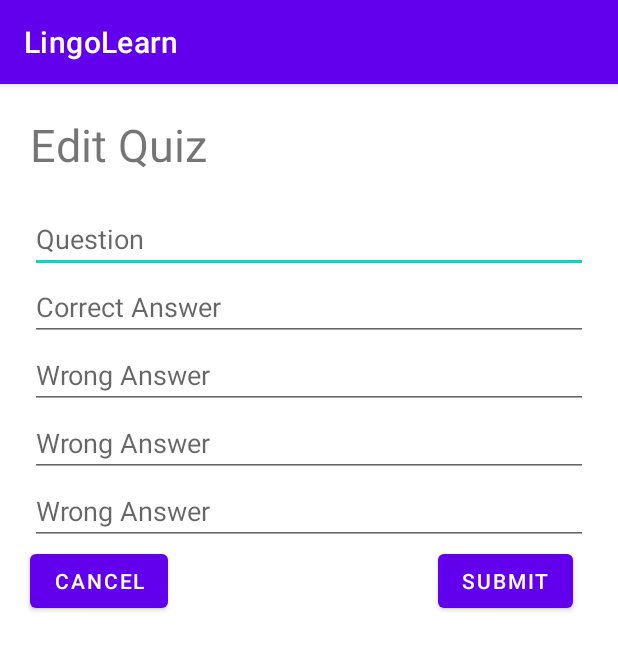
After one commit to kwteh/LingoLearn, an Android app: the QuizEditActivity screen opened directly, with no data from a screen before it, on a phone screen of 412 x 824 dp. The commit adds this screen. Shown: the top 650 px of the screen. Run offline under Robolectric (Android 15) with nearby library versions, the phone set to English and light mode, and no system bars; our stand-ins replace Firebase (no records; nobody signed in at launch, a user with empty details on screens opened directly).

Commit message:
6th Commit

```diff
--- a/app/src/main/AndroidManifest.xml
+++ b/app/src/main/AndroidManifest.xml
@@ -12,6 +12,12 @@
         android:supportsRtl="true"
         android:theme="@style/Theme.LingoLearn"
         tools:targetApi="31">
+        <activity
+            android:name=".ui.admin.quiz.QuizEditActivity"
+            android:exported="false" />
+        <activity
+            android:name=".ui.admin.quiz.QuizAddActivity"
+            android:exported="false" />
         <activity
             android:name=".ui.login.ForgotPasswordActivity"
             android:exported="false" />
--- a/app/src/main/java/com/example/lingolearn/MainActivity.kt
+++ b/app/src/main/java/com/example/lingolearn/MainActivity.kt
@@ -49,7 +49,6 @@ class MainActivity : AppCompatActivity() {
         val navView: NavigationView = binding.navView
         val headerView = navView.getHeaderView(0)
 
-        // Username and Email for NavigationDrawerHeader
         val headerUsernameTxt: TextView = headerView.findViewById(R.id.headerUsername)
         val headerEmailText: TextView = headerView.findViewById(R.id.headerEmail)
         val currUserUid = auth.currentUser!!.uid.toString()
@@ -69,7 +68,7 @@ class MainActivity : AppCompatActivity() {
         // Passing each menu ID as a set of Ids because each menu should be considered as top level destinations.
         appBarConfiguration = AppBarConfiguration(
             setOf(
-                R.id.nav_home, R.id.nav_account, R.id.nav_quiz, R.id.nav_aboutus
+                R.id.nav_home, R.id.nav_account, R.id.nav_quiz, R.id.nav_aboutus, R.id.nav_quiz_management
             ), drawerLayout
         )
         setupActionBarWithNavController(navController, appBarConfiguration)
--- /dev/null
+++ b/app/src/main/java/com/example/lingolearn/ui/admin/quiz/QuizEditActivity.kt
@@ -0,0 +1,72 @@
+package com.example.lingolearn.ui.admin.quiz
+
+import androidx.appcompat.app.AppCompatActivity
+import android.os.Bundle
+import android.util.Log
+import android.widget.Toast
+import com.example.lingolearn.R
+import com.example.lingolearn.databinding.ActivityQuizEditBinding
+import com.example.lingolearn.ui.quiz.Quiz
+import com.google.firebase.database.DataSnapshot
+import com.google.firebase.database.DatabaseError
+import com.google.firebase.database.DatabaseReference
+import com.google.firebase.database.FirebaseDatabase
+import com.google.firebase.database.GenericTypeIndicator
+import com.google.firebase.database.ValueEventListener
+
+class QuizEditActivity : AppCompatActivity() {
+
+    private lateinit var binding: ActivityQuizEditBinding
+    private lateinit var database: DatabaseReference
+
+    override fun onCreate(savedInstanceState: Bundle?) {
+        super.onCreate(savedInstanceState)
+        binding = ActivityQuizEditBinding.inflate(layoutInflater)
+        setContentView(binding.root)
+
+        database = FirebaseDatabase.getInstance().getReference("EnglishQuestion")
+
+        val quizKey = intent.getStringExtra("quizKey") ?: ""
+
+        database.child(quizKey).addListenerForSingleValueEvent(object : ValueEventListener {
+            override fun onDataChange(snapshot: DataSnapshot) {
+                val question = snapshot.child("text").getValue(String::class.java)
+                val answers = snapshot.child("answers").getValue(object : GenericTypeIndicator<List<String>>() {})
+
+                binding.quizEditQuestion.setText(question)
+                binding.quizEditAns1.setText(answers?.getOrNull(0) ?: "")
+                binding.quizEditAns2.setText(answers?.getOrNull(1) ?: "")
+                binding.quizEditAns3.setText(answers?.getOrNull(2) ?: "")
+                binding.quizEditAns4.setText(answers?.getOrNull(3) ?: "")
+            }
+
+            override fun onCancelled(error: DatabaseError) {
+                Toast.makeText(this@QuizEditActivity, error.message, Toast.LENGTH_SHORT).show()
+                Log.e("QuizEditError", error.message)
+            }
+        })
+
+        binding.quizEditSubmitBtn.setOnClickListener {
+            val question = binding.quizEditQuestion.text.toString()
+            val ans1 = binding.quizEditAns1.text.toString()
+            val ans2 = binding.quizEditAns2.text.toString()
+            val ans3 = binding.quizEditAns3.text.toString()
+            val ans4 = binding.quizEditAns4.text.toString()
+
+            val editedQuiz = Quiz(text = question, answers = listOf(ans1, ans2, ans3, ans4))
+
+            database.child(quizKey).setValue(editedQuiz).addOnSuccessListener {
+                Toast.makeText(this@QuizEditActivity, "Quiz updated successfully", Toast.LENGTH_SHORT).show()
+                finish()
+            }.addOnFailureListener {
+                Toast.makeText(this@QuizEditActivity, it.message.toString(), Toast.LENGTH_SHORT).show()
+                Log.e("QuizEditError", it.message.toString())
+            }
+
+        }
+
+        binding.quizEditCancelBtn.setOnClickListener {
+            finish()
+        }
+    }
+}
--- /dev/null
+++ b/app/src/main/res/layout/activity_quiz_edit.xml
@@ -0,0 +1,104 @@
+<?xml version="1.0" encoding="utf-8"?>
+<androidx.constraintlayout.widget.ConstraintLayout xmlns:android="http://schemas.android.com/apk/res/android"
+    xmlns:app="http://schemas.android.com/apk/res-auto"
+    xmlns:tools="http://schemas.android.com/tools"
+    android:layout_width="match_parent"
+    android:layout_height="match_parent"
+    tools:context=".ui.admin.quiz.QuizEditActivity">
+
+    <TextView
+        android:id="@+id/quiz_edit_title"
+        android:layout_width="wrap_content"
+        android:layout_height="wrap_content"
+        android:layout_marginTop="20dp"
+        android:layout_marginStart="20dp"
+        android:text="Edit Quiz"
+        android:textSize="30sp"
+        app:layout_constraintStart_toStartOf="parent"
+        app:layout_constraintTop_toTopOf="parent" />
+
+    <EditText
+        android:id="@+id/quiz_edit_question"
+        android:layout_width="match_parent"
+        android:layout_height="wrap_content"
+        android:layout_marginTop="20dp"
+        android:layout_marginStart="20dp"
+        android:layout_marginEnd="20dp"
+        android:ems="10"
+        android:inputType="text"
+        android:hint="Question"
+        app:layout_constraintStart_toStartOf="parent"
+        app:layout_constraintEnd_toEndOf="parent"
+        app:layout_constraintTop_toBottomOf="@+id/quiz_edit_title" />
+
+    <EditText
+        android:id="@+id/quiz_edit_ans1"
+        android:layout_width="match_parent"
+        android:layout_height="wrap_content"
+        android:layout_marginStart="20dp"
+        android:layout_marginEnd="20dp"
+        android:ems="10"
+        android:inputType="text"
+        android:hint="Correct Answer"
+        app:layout_constraintStart_toStartOf="parent"
+        app:layout_constraintEnd_toEndOf="parent"
+        app:layout_constraintTop_toBottomOf="@+id/quiz_edit_question" />
+
+    <EditText
+        android:id="@+id/quiz_edit_ans2"
+        android:layout_width="match_parent"
+        android:layout_height="wrap_content"
+        android:layout_marginStart="20dp"
+        android:layout_marginEnd="20dp"
+        android:ems="10"
+        android:inputType="text"
+        android:hint="Wrong Answer"
+        app:layout_constraintStart_toStartOf="parent"
+        app:layout_constraintEnd_toEndOf="parent"
+        app:layout_constraintTop_toBottomOf="@+id/quiz_edit_ans1" />
+
+    <EditText
+        android:id="@+id/quiz_edit_ans3"
+        android:layout_width="match_parent"
+        android:layout_height="wrap_content"
+        android:layout_marginStart="20dp"
+        android:layout_marginEnd="20dp"
+        android:ems="10"
+        android:inputType="text"
+        android:hint="Wrong Answer"
+        app:layout_constraintStart_toStartOf="parent"
+        app:layout_constraintEnd_toEndOf="parent"
+        app:layout_constraintTop_toBottomOf="@+id/quiz_edit_ans2" />
+
+    <EditText
+        android:id="@+id/quiz_edit_ans4"
+        android:layout_width="match_parent"
+        android:layout_height="wrap_content"
+        android:layout_marginStart="20dp"
+        android:layout_marginEnd="20dp"
+        android:ems="10"
+        android:inputType="text"
+        android:hint="Wrong Answer"
+        app:layout_constraintStart_toStartOf="parent"
+        app:layout_constraintEnd_toEndOf="parent"
+        app:layout_constraintTop_toBottomOf="@+id/quiz_edit_ans3" />
+
+    <Button
+        android:id="@+id/quiz_edit_cancel_btn"
+        android:layout_width="wrap_content"
+        android:layout_height="wrap_content"
+        android:layout_marginStart="20dp"
+        android:text="Cancel"
+        app:layout_constraintStart_toStartOf="parent"
+        app:layout_constraintTop_toBottomOf="@+id/quiz_edit_ans4" />
+
+    <Button
+        android:id="@+id/quiz_edit_submit_btn"
+        android:layout_width="wrap_content"
+        android:layout_height="wrap_content"
+        android:layout_marginStart="180dp"
+        android:text="Submit"
+        app:layout_constraintStart_toEndOf="@+id/quiz_edit_cancel_btn"
+        app:layout_constraintTop_toBottomOf="@+id/quiz_edit_ans4" />
+
+</androidx.constraintlayout.widget.ConstraintLayout>
--- a/app/src/main/res/menu/activity_main_drawer.xml
+++ b/app/src/main/res/menu/activity_main_drawer.xml
@@ -28,5 +28,9 @@
             android:id="@+id/nav_aboutus"
             android:icon="@drawable/ic_baseline_question_answer_24"
             android:title="About Us" />
+        <item
+            android:id="@+id/nav_quiz_management"
+            android:icon="@drawable/quiz"
+            android:title="Quiz Management" />
     </group>
 </menu>
```
Also changed, not shown: app/src/main/java/com/example/lingolearn/ui/adapter/QuizAdapter.kt (added, +64 -0 lines), app/src/main/java/com/example/lingolearn/ui/admin/quiz/QuizAddActivity.kt (added, +67 -0 lines), app/src/main/java/com/example/lingolearn/ui/admin/quiz/QuizManagementFragment.kt (added, +146 -0 lines), app/src/main/res/layout/activity_quiz_add.xml (added, +104 -0 lines), app/src/main/res/layout/fragment_quiz_management.xml (added, +45 -0 lines), app/src/main/res/layout/item_quiz.xml (added, +71 -0 lines), app/src/main/res/navigation/mobile_navigation.xml (+7 -2 lines).
